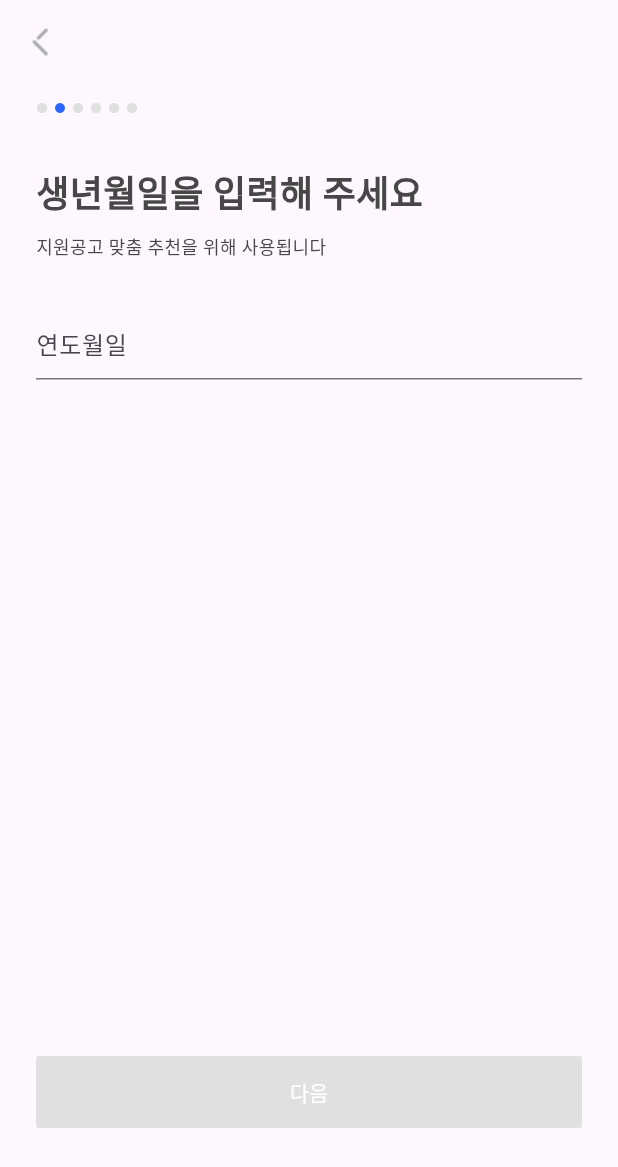
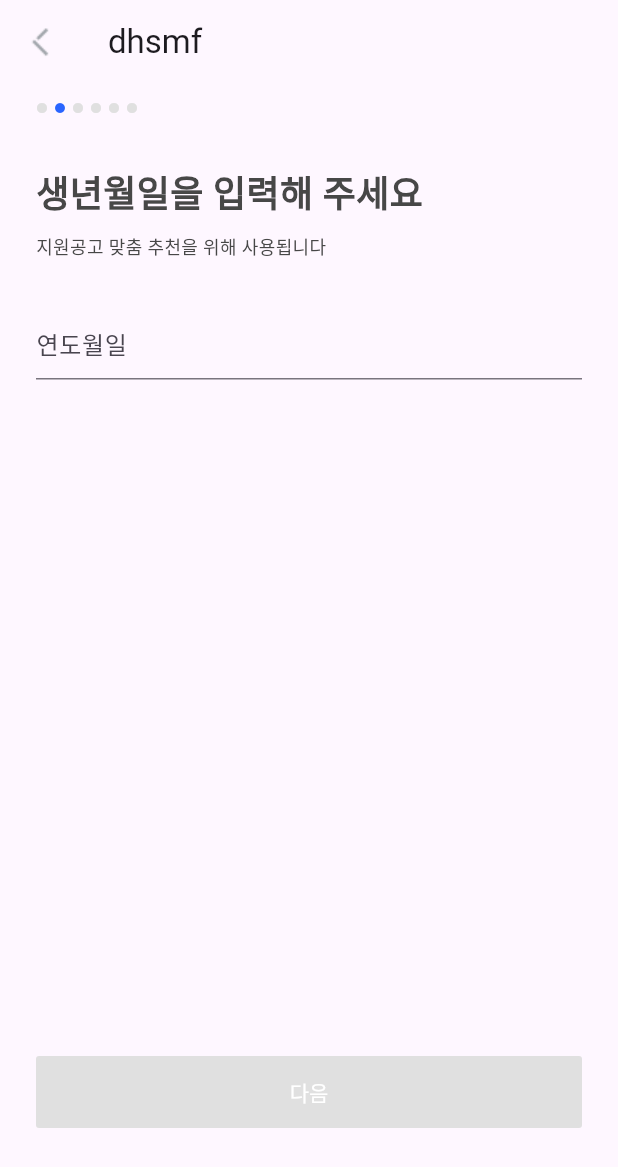
Before and after one commit to LeeYuChul/Synapse_StartingBlock, a Flutter app: the screen it shows after launch, on a phone screen of 412 x 824 dp. Shown: the top 1167 px of the screen. Run offline on Flutter 3.47's test engine with Material 3 defaults, Android fonts, the phone set to English and light mode, and no system bars; Roboto replaces fonts that are missing (pretendard, score).

Commit message:
1225_3번쨰

```diff
--- a/lib/main.dart
+++ b/lib/main.dart
@@ -13,17 +13,17 @@ class StartingBlock extends StatelessWidget {
   Widget build(BuildContext context) {
     return MaterialApp(
       theme: ThemeData(
+        scaffoldBackgroundColor: AppColors.blue,
         appBarTheme: const AppBarTheme(
-          backgroundColor: AppColors.white,
+          backgroundColor: AppColors.black,
           foregroundColor: AppColors.white,
-          elevation: 0,
+          elevation: 10,
           titleTextStyle: TextStyle(
-            color: Colors.black,
-            fontSize: Sizes.size16 + Sizes.size2,
+            color: Colors.blue,
+            fontSize: Sizes.size8,
             fontWeight: FontWeight.w600,
           ),
         ),
-        scaffoldBackgroundColor: AppColors.white,
       ),
       home: const BirthdayScreen(),
     );
--- a/lib/screen/onboarding/birthday_0_5.dart
+++ b/lib/screen/onboarding/birthday_0_5.dart
@@ -38,10 +38,11 @@ class _BirthdayScreenState extends State<BirthdayScreen> {
     return MaterialApp(
       home: Scaffold(
         appBar: AppBar(
+          title: const Text("dhsmf"),
           leading: IconButton(
             onPressed: () => Navigator.pop(context),
             icon: Image(image: AppImages.back),
-          ), // 왼쪽 메뉴버튼
+          ),
         ),
         body: GestureDetector(
           onTap: () {
--- a/lib/screen/onboarding/school_0_8.dart
+++ b/lib/screen/onboarding/school_0_8.dart
@@ -132,7 +132,11 @@ class _SchoolScreenState extends State<SchoolScreen> {
                         : filteredSchoolList.length, // 최대 3개만 표시
                     itemBuilder: (context, index) {
                       return ListTile(
-                        title: Text(filteredSchoolList[index]),
+                        title: Text(
+                          filteredSchoolList[index],
+                          style:
+                              AppTextStyles.bd4.copyWith(color: AppColors.g6),
+                        ),
                         onTap: () => _onSchoolTap(filteredSchoolList[index]),
                       );
                     },
```
